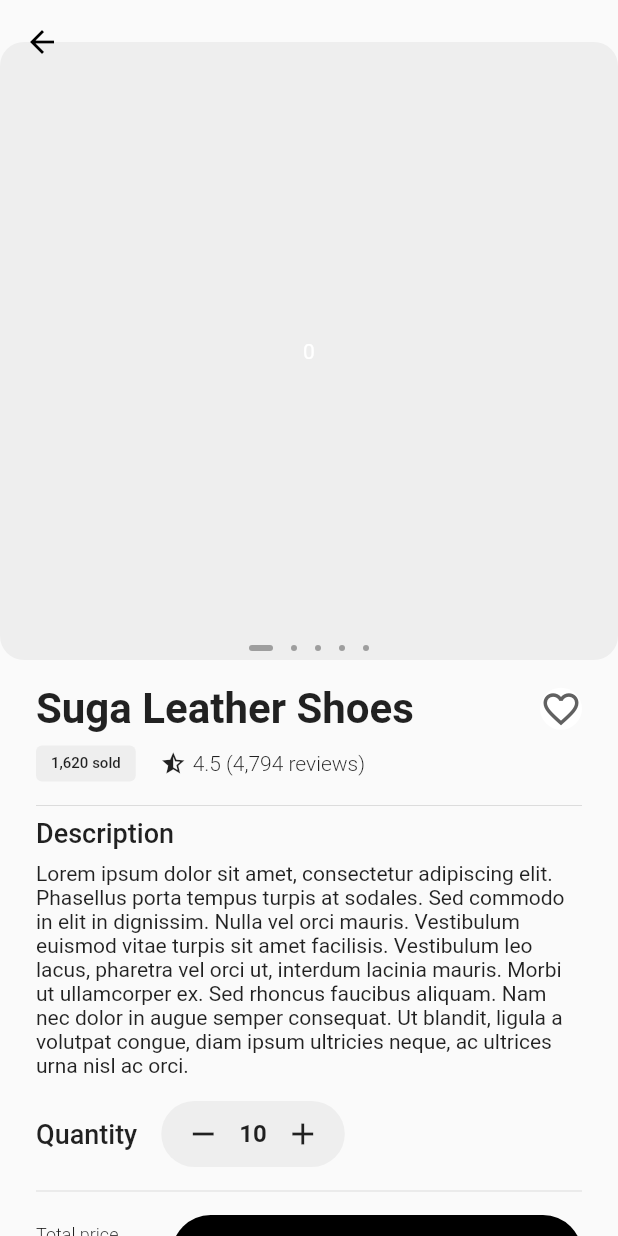
After one commit to quangnm91/eco_app, a Flutter app: the ProductDetailsScreen screen opened directly, on a phone screen of 412 x 824 dp. The commit adds this screen. Run offline on Flutter 3.47's test engine with Material 2 defaults, Android fonts, the phone set to English and light mode, and no system bars; drawn by our look-alikes of carousel_slider, dots_indicator; our stand-ins replace bloc, equatable, flutter_bloc, get_it.

Commit message:
create product detail screen

```diff
--- a/lib/presentation/base/carousel_slider_component.dart
+++ b/lib/presentation/base/carousel_slider_component.dart
@@ -22,6 +22,7 @@ class _CarouselSliderComponentState extends State<CarouselSliderComponent> {
           options: CarouselOptions(
             height: widget.height,
             viewportFraction: 1,
+            autoPlay: true,
             autoPlayAnimationDuration: const Duration(milliseconds: 1000),
             autoPlayCurve: Curves.fastOutSlowIn,
             onPageChanged: (index, reason) {
--- a/lib/presentation/base/favorite_icon.dart
+++ b/lib/presentation/base/favorite_icon.dart
@@ -1,7 +1,11 @@
 import 'package:flutter/material.dart';
 
 class FavoriteIconComponent extends StatefulWidget {
-  const FavoriteIconComponent({super.key});
+  const FavoriteIconComponent(
+      {super.key, this.backgroundColor, this.radius, this.size});
+  final Color? backgroundColor;
+  final double? radius;
+  final double? size;
 
   @override
   State<FavoriteIconComponent> createState() => _FavoriteIconComponentState();
@@ -18,10 +22,10 @@ class _FavoriteIconComponentState extends State<FavoriteIconComponent> {
         });
       },
       child: CircleAvatar(
-        backgroundColor: Colors.black26,
-        radius: 14,
+        backgroundColor: widget.backgroundColor ?? Colors.black26,
+        radius: widget.radius ?? 14,
         child: Icon(_isFavorite ? Icons.favorite : Icons.favorite_outline,
-            size: 20),
+            size: widget.size ?? 20),
       ),
     );
   }
--- a/lib/presentation/base/product_cart.dart
+++ b/lib/presentation/base/product_cart.dart
@@ -40,7 +40,7 @@ class ProductCard extends StatelessWidget {
                 const SizedBox(width: 8),
                 Container(
                   decoration: BoxDecoration(
-                      color: Colors.grey.shade400,
+                      color: Colors.grey.shade200,
                       borderRadius:
                           const BorderRadius.all(Radius.circular(4.0))),
                   child: const Padding(
--- /dev/null
+++ b/lib/presentation/scenes/product_details/bloc/product_details_bloc.dart
@@ -0,0 +1,13 @@
+import 'package:bloc/bloc.dart';
+import 'package:equatable/equatable.dart';
+
+part 'product_details_event.dart';
+part 'product_details_state.dart';
+
+class ProductDetailsBloc extends Bloc<ProductDetailsEvent, ProductDetailsState> {
+  ProductDetailsBloc() : super(ProductDetailsInitial()) {
+    on<ProductDetailsEvent>((event, emit) {
+      // TODO: implement event handler
+    });
+  }
+}
--- /dev/null
+++ b/lib/presentation/scenes/product_details/bloc/product_details_event.dart
@@ -0,0 +1,8 @@
+part of 'product_details_bloc.dart';
+
+abstract class ProductDetailsEvent extends Equatable {
+  const ProductDetailsEvent();
+
+  @override
+  List<Object> get props => [];
+}
--- /dev/null
+++ b/lib/presentation/scenes/product_details/bloc/product_details_state.dart
@@ -0,0 +1,10 @@
+part of 'product_details_bloc.dart';
+
+abstract class ProductDetailsState extends Equatable {
+  const ProductDetailsState();
+
+  @override
+  List<Object> get props => [];
+}
+
+class ProductDetailsInitial extends ProductDetailsState {}
--- /dev/null
+++ b/lib/presentation/scenes/product_details/product_details_screen.dart
@@ -0,0 +1,169 @@
+import 'package:eco_app/presentation/base/carousel_slider_component.dart';
+import 'package:eco_app/presentation/base/favorite_icon.dart';
+import 'package:flutter/material.dart';
+
+class ProductDetailsScreen extends StatelessWidget {
+  const ProductDetailsScreen({super.key});
+
+  @override
+  Widget build(BuildContext context) {
+    return Scaffold(
+      extendBodyBehindAppBar: true,
+      appBar: AppBar(
+        leading: const Icon(Icons.arrow_back),
+        backgroundColor: Colors.transparent,
+        elevation: 0.0,
+      ),
+      body: ListView(
+        padding: const EdgeInsets.only(top: 28),
+        children: [
+          CarouselSliderComponent(
+              height: MediaQuery.of(context).size.height / 2),
+          Padding(
+            padding: const EdgeInsets.symmetric(vertical: 16, horizontal: 24),
+            child: Column(
+              crossAxisAlignment: CrossAxisAlignment.start,
+              children: [
+                Row(
+                  mainAxisAlignment: MainAxisAlignment.spaceBetween,
+                  children: const [
+                    Text(
+                      'Suga Leather Shoes',
+                      style:
+                          TextStyle(fontSize: 28, fontWeight: FontWeight.w600),
+                    ),
+                    FavoriteIconComponent(
+                      backgroundColor: Colors.white,
+                      size: 28,
+                    )
+                  ],
+                ),
+                const SizedBox(height: 8),
+                Row(
+                  children: [
+                    Container(
+                      decoration: BoxDecoration(
+                          color: Colors.grey.shade200,
+                          borderRadius:
+                              const BorderRadius.all(Radius.circular(4.0))),
+                      child: const Padding(
+                        padding:
+                            EdgeInsets.symmetric(horizontal: 10, vertical: 6),
+                        child: Text(
+                          "1,620 sold",
+                          style: TextStyle(
+                              fontSize: 10, fontWeight: FontWeight.w500),
+                          textAlign: TextAlign.center,
+                        ),
+                      ),
+                    ),
+                    const SizedBox(width: 16),
+                    const Icon(Icons.star_half_outlined, size: 18),
+                    const SizedBox(width: 4),
+                    const Text('4.5 (4,794 reviews)',
+                        style: TextStyle(
+                            fontSize: 14, fontWeight: FontWeight.w300)),
+                  ],
+                ),
+                const SizedBox(height: 8),
+                const Divider(),
+                const Text('Description',
+                    style:
+                        TextStyle(fontSize: 18, fontWeight: FontWeight.w500)),
+                const SizedBox(height: 8),
+                const Text(
+                    'Lorem ipsum dolor sit amet, consectetur adipiscing elit. Phasellus porta tempus turpis at sodales. Sed commodo in elit in dignissim. Nulla vel orci mauris. Vestibulum euismod vitae turpis sit amet facilisis. Vestibulum leo lacus, pharetra vel orci ut, interdum lacinia mauris. Morbi ut ullamcorper ex. Sed rhoncus faucibus aliquam. Nam nec dolor in augue semper consequat. Ut blandit, ligula a volutpat congue, diam ipsum ultricies neque, ac ultrices urna nisl ac orci.'),
+                const SizedBox(height: 16),
+                Row(
+                  children: [
+                    const Text('Quantity',
+                        style: TextStyle(
+                            fontSize: 18, fontWeight: FontWeight.w500)),
+                    const SizedBox(width: 16),
+                    Container(
+                      padding: const EdgeInsets.symmetric(
+                          vertical: 10, horizontal: 16),
+                      decoration: BoxDecoration(
+                        borderRadius: BorderRadius.circular(24),
+                        color: Colors.grey.shade200,
+                      ),
+                      child: Row(
+                        children: [
+                          Material(
+                            color: Colors.grey.shade200,
+                            child: InkWell(
+                              borderRadius: BorderRadius.circular(24),
+                              onTap: () {},
+                              child: Icon(Icons.remove),
+                            ),
+                          ),
+                          const SizedBox(width: 12),
+                          const Text(
+                            '10',
+                            style: TextStyle(
+                                fontSize: 16, fontWeight: FontWeight.w600),
+                          ),
+                          const SizedBox(width: 12),
+                          Material(
+                            color: Colors.grey.shade200,
+                            child: InkWell(
+                              onTap: () {},
+                              borderRadius: BorderRadius.circular(24),
+                              child: const Icon(Icons.add),
+                            ),
+                          ),
+                        ],
+                      ),
+                    ),
+                  ],
+                ),
+                const SizedBox(height: 8),
+                const Divider(),
+                const SizedBox(height: 8),
+                Row(
+                  children: [
+                    Column(
+                      crossAxisAlignment: CrossAxisAlignment.start,
+                      children: const [
+                        Text(
+                          'Total price',
+                          style: TextStyle(
+                              fontWeight: FontWeight.w300, fontSize: 12),
+                        ),
+                        SizedBox(height: 4),
+                        Text('\$320.00',
+                            style: TextStyle(
+                                fontSize: 18, fontWeight: FontWeight.w500))
+                      ],
+                    ),
+                    Expanded(
+                      child: Padding(
+                        padding: const EdgeInsets.only(left: 24),
+                        child: TextButton.icon(
+                          style: TextButton.styleFrom(
+                            padding: const EdgeInsets.symmetric(vertical: 14),
+                            backgroundColor: Colors.black,
+                            shape: RoundedRectangleBorder(
+                              borderRadius: BorderRadius.circular(28.0),
+                            ),
+                          ),
+                          onPressed: () {},
+                          icon: const Icon(Icons.shopping_bag,
+                              color: Colors.white),
+                          label: const Text(
+                            'Add to cart',
+                            style: TextStyle(color: Colors.white),
+                          ),
+                        ),
+                      ),
+                    ),
+                  ],
+                ),
+              ],
+            ),
+          )
+        ],
+      ),
+    );
+  }
+}
```
